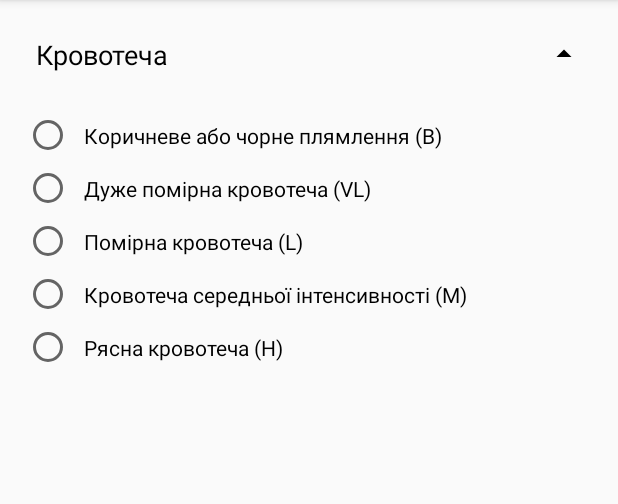
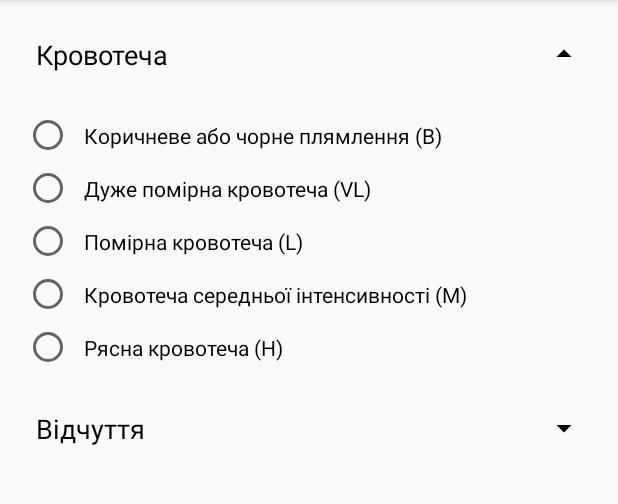
Before and after one commit to akrupych/CreightonModel, an Android app: the screen it shows after launch (MainActivity), after a tap on "Кровотеча", on a phone screen of 412 x 824 dp, the part 84-588 px from its top. Run offline under Robolectric (Android 15) with nearby library versions, the phone set to English and light mode, and no system bars.

Commit message:
feelings recording

```diff
--- a/app/src/main/java/akrupych/creightonmodel/MainActivity.kt
+++ b/app/src/main/java/akrupych/creightonmodel/MainActivity.kt
@@ -10,6 +10,7 @@ class MainActivity : AppCompatActivity() {
         super.onCreate(savedInstanceState)
         setContentView(R.layout.activity_main)
         bloodDropdown.setOnClickListener { toggleBloodDropdown() }
+        feelingsDropdown.setOnClickListener { toggleFeelingsDropdown() }
     }
 
     private fun toggleBloodDropdown() {
@@ -17,4 +18,10 @@ class MainActivity : AppCompatActivity() {
         bloodDropdown.isSelected = shouldOpen
         bloodSection.setVisible(shouldOpen)
     }
+
+    private fun toggleFeelingsDropdown() {
+        val shouldOpen = !feelingsDropdown.isSelected
+        feelingsDropdown.isSelected = shouldOpen
+        feelingsSection.setVisible(shouldOpen)
+    }
 }
--- a/app/src/main/res/layout/activity_main.xml
+++ b/app/src/main/res/layout/activity_main.xml
@@ -64,4 +64,47 @@
 
     </RadioGroup>
 
+    <TextView
+        android:id="@+id/feelingsDropdown"
+        android:layout_width="match_parent"
+        android:layout_height="wrap_content"
+        android:background="?attr/selectableItemBackground"
+        android:drawableRight="@drawable/dropdown_icon"
+        android:gravity="center_vertical"
+        android:padding="16dp"
+        android:text="@string/feelings"
+        android:textColor="#000"
+        android:textSize="18sp" />
+
+    <RadioGroup
+        android:id="@+id/feelingsSection"
+        android:layout_width="match_parent"
+        android:layout_height="wrap_content"
+        android:orientation="vertical"
+        android:padding="8dp"
+        android:visibility="gone">
+
+        <RadioButton
+            android:id="@+id/dry"
+            android:layout_width="match_parent"
+            android:layout_height="wrap_content"
+            android:padding="8dp"
+            android:text="@string/dry" />
+
+        <RadioButton
+            android:id="@+id/noLubrication"
+            android:layout_width="match_parent"
+            android:layout_height="wrap_content"
+            android:padding="8dp"
+            android:text="@string/noLubrication" />
+
+        <RadioButton
+            android:id="@+id/lubrication"
+            android:layout_width="match_parent"
+            android:layout_height="wrap_content"
+            android:padding="8dp"
+            android:text="@string/lubrication" />
+
+    </RadioGroup>
+
 </LinearLayout>
--- a/app/src/main/res/values/strings.xml
+++ b/app/src/main/res/values/strings.xml
@@ -7,4 +7,9 @@
     <string name="light">Помірна кровотеча (L)</string>
     <string name="moderate">Кровотеча середньої інтенсивності (M)</string>
     <string name="heavy">Рясна кровотеча (H)</string>
+
+    <string name="feelings">Відчуття</string>
+    <string name="dry">Сухо</string>
+    <string name="noLubrication">Не слизько</string>
+    <string name="lubrication">Слизько</string>
 </resources>
```
